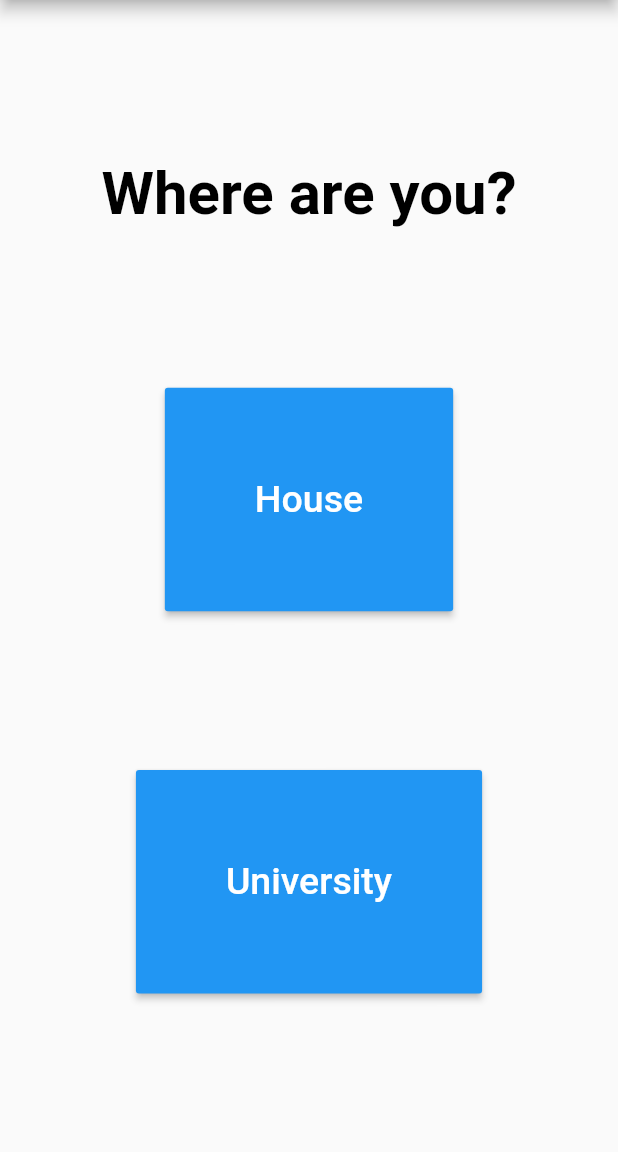
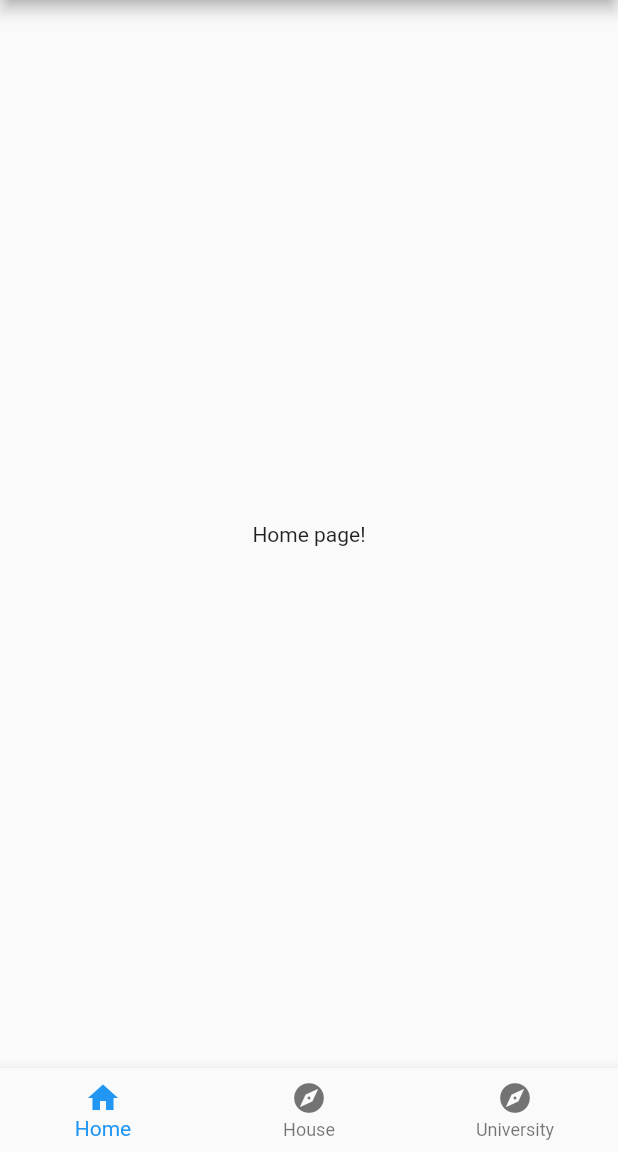
Before and after one commit to thomasarsenault/next-bus, a Flutter app: the screen it shows after launch, on a phone screen of 412 x 824 dp, the part 84-1236 px from its top. Run offline on Flutter 3.47's test engine with Material 2 defaults, Android fonts, the phone set to English and light mode, and no system bars.

Commit message:
Added multiple pages + navigation
Added bottom navigation bar to switch between pages, including the home page, the house page, and the university page.

Added pages to display list of buses, with easeOut animations

Added currently empty hamburger menu

```diff
--- a/next_bus/lib/main.dart
+++ b/next_bus/lib/main.dart
@@ -1,9 +1,10 @@
 import 'package:flutter/material.dart';
-import './pages/home_page.dart';
+import './pages/menu_page.dart';
+import './pages/bus_list.dart';
 
 void main(args)
 {
   runApp(new MaterialApp(
-    home: new Home()
+    home: new MenuPage()
   ));
 }
--- a/next_bus/lib/pages/home_page.dart
+++ b/next_bus/lib/pages/home_page.dart
@@ -1,60 +1,45 @@
 import 'package:flutter/material.dart';
+import '../UI/main_scaffold.dart';
+import './bus_list.dart';
 
-import './university.dart';
+class Home extends StatelessWidget {
 
-class Home extends StatefulWidget {
-  @override
-  _HomeState createState() => _HomeState();
-}
+  // @override
+  // Widget build(BuildContext context) {
+  //   return MainScaffold(new Container(
+  //                         child: new Material(
+  //                           child: new Column(
+  //                             mainAxisAlignment: MainAxisAlignment.spaceEvenly,
+  //                             children: <Widget>[
+  //                               new Text("Where are you?", style: new TextStyle(color: Colors.black, fontWeight: FontWeight.bold, fontSize: 40.0)),
+  //                               new ButtonTheme(
+  //                                 minWidth: 250.0,
+  //                                 height: 100.0,
+  //                                 child: new RaisedButton(
+  //                                 padding: new EdgeInsets.all(60.0),
+  //                                 child: new Text("House", style: new TextStyle(color: Colors.white, fontSize: 25.0)),
+  //                                 onPressed: () => Navigator.of(context).push(new MaterialPageRoute(builder: (BuildContext context) => new BusList())), color: Colors.blue)
+  //                               ),
+  //                               new ButtonTheme(
+  //                                 minWidth: 250.0,
+  //                                 height: 100.0,
+  //                                 child: new RaisedButton(
+  //                                 padding: new EdgeInsets.all(60.0),
+  //                                 child: new Text("University",
+  //                                 style: new TextStyle(color: Colors.white, fontSize: 25.0)), onPressed: () => Navigator.of(context).push(new MaterialPageRoute(builder: (BuildContext context) => new BusList())), color: Colors.blue)
+  //                               )
+  //                               ]
+  //                             )
+  //                                 // new Text("House", onTap: () => print("Pressed house!"), style: new TextStyle(color: Colors.redAccent, fontWeight: FontWeight.bold, fontSize: 50.0)),
+  //                                 // new Text("University", style: new TextStyle(color: Colors.redAccent, fontWeight: FontWeight.bold, fontSize: 50.0))
+  //                           )
+  //       ), "NextBus Beta");
+  // }
 
-class _HomeState extends State<Home>
-    with SingleTickerProviderStateMixin {
-  AnimationController _controller;
-
-  @override
-  void initState() {
-    super.initState();
-    _controller = AnimationController(vsync: this);
-  }
-
-  @override
-  void dispose() {
-    super.dispose();
-    _controller.dispose();
-  }
-
-  @override
-  Widget build(BuildContext context) {
-    return Scaffold(
-      appBar: AppBar(
-        title: new Text("NextBus Beta")
-      ),
-      drawer: Drawer(
-
-      ),
-      body: Center(
-        child: new Container(
-          child: new Material(
-            child: new Column(
-              mainAxisAlignment: MainAxisAlignment.spaceEvenly,
-              children: <Widget>[
-                new Text("Where are you?", style: new TextStyle(color: Colors.black, fontWeight: FontWeight.bold, fontSize: 40.0)),
-                new RaisedButton(
-                  padding: new EdgeInsets.all(60.0),
-                  child: new Text("House", style: new TextStyle(color: Colors.white, fontSize: 25.0)),
-                  onPressed: () => print("House!"), color: Colors.blue),
-                new RaisedButton(
-                  padding: new EdgeInsets.all(60.0),
-                  child: new Text("University",
-                  style: new TextStyle(color: Colors.white, fontSize: 25.0)), onPressed: () => print("University!"), color: Colors.blue)
-                ]
-              )
-                  // new Text("House", onTap: () => print("Pressed house!"), style: new TextStyle(color: Colors.redAccent, fontWeight: FontWeight.bold, fontSize: 50.0)),
-                  // new Text("University", style: new TextStyle(color: Colors.redAccent, fontWeight: FontWeight.bold, fontSize: 50.0))
-            )
-        )
-      ),
-
+  Widget build(BuildContext context)
+  {
+    return new Container(
+      child: new Text("Home page!")
     );
   }
 }
--- /dev/null
+++ b/next_bus/lib/pages/menu_page.dart
@@ -0,0 +1,64 @@
+import 'package:flutter/material.dart';
+import '../UI/main_scaffold.dart';
+import './bus_list.dart';
+import './home_page.dart';
+
+class MenuPage extends StatefulWidget
+{
+  @override
+  _MenuPageState createState() => _MenuPageState();
+}
+
+class _MenuPageState extends State<MenuPage>
+{
+  DateTime _currentTime = DateTime.now();
+
+  int _currentIndex = 0;
+  final List<Widget> _children = [
+    Home(),
+    BusList(2),
+    BusList(3),
+  ];
+
+  @override
+  Widget build(BuildContext context) {
+    return new Scaffold(
+      appBar: AppBar(
+        title: new Text("NextBus Beta")
+      ),
+      drawer: Drawer(
+
+      ),
+      body: Center(
+        child: _children[_currentIndex]
+      ),
+      bottomNavigationBar: BottomNavigationBar(
+        onTap: switchPages,
+        currentIndex: _currentIndex,
+        fixedColor: Colors.blue,
+        items: <BottomNavigationBarItem>[
+          BottomNavigationBarItem(
+            icon: new Icon(Icons.home),
+            title: new Text("Home")
+          ),
+          BottomNavigationBarItem(
+            icon: new Icon(Icons.explore),
+            title: new Text("House")
+          ),
+          BottomNavigationBarItem(
+            icon: new Icon(Icons.explore),
+            title: new Text("University")
+          )
+        ]
+      ),
+    );
+  }
+
+  void switchPages(int index)
+  {
+    setState(()
+    {
+      _currentIndex = index;
+    });
+  }
+}
--- /dev/null
+++ b/next_bus/lib/utils/bus_data.dart
@@ -0,0 +1,6 @@
+class Bus
+{
+  final int _busNumber;
+
+  Bus(this._busNumber);
+}
```
Also changed, not shown: next_bus/lib/UI/bus_display.dart (added, +55 -0 lines), next_bus/lib/UI/main_scaffold.dart (added, +44 -0 lines), next_bus/lib/pages/bus_list.dart (added, +36 -0 lines), next_bus/lib/utils/bus_schedules.dart (added, +12 -0 lines), next_bus/lib/pages/university.dart (deleted).
